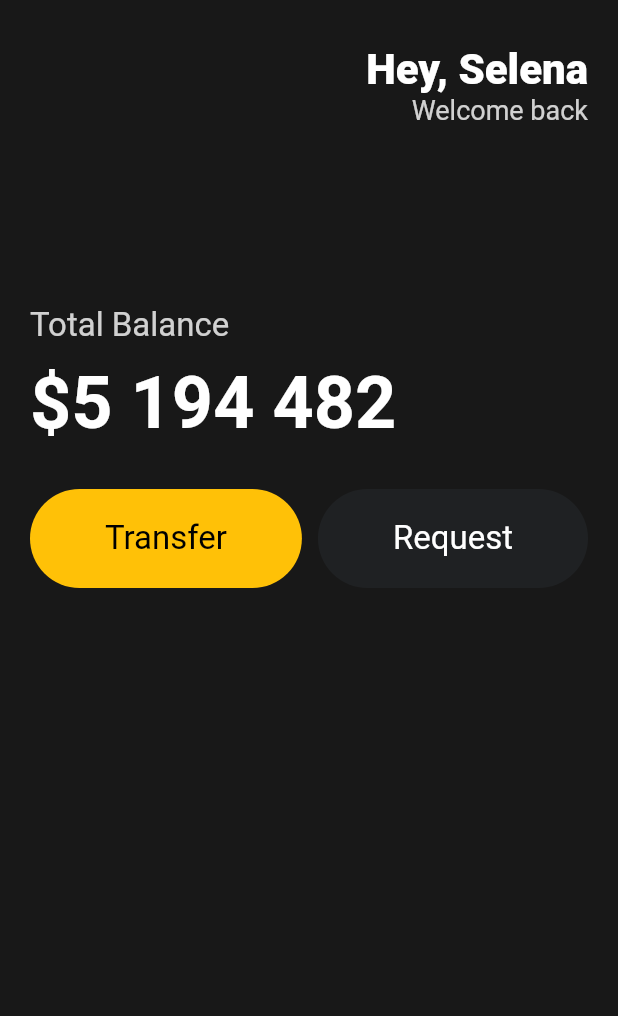
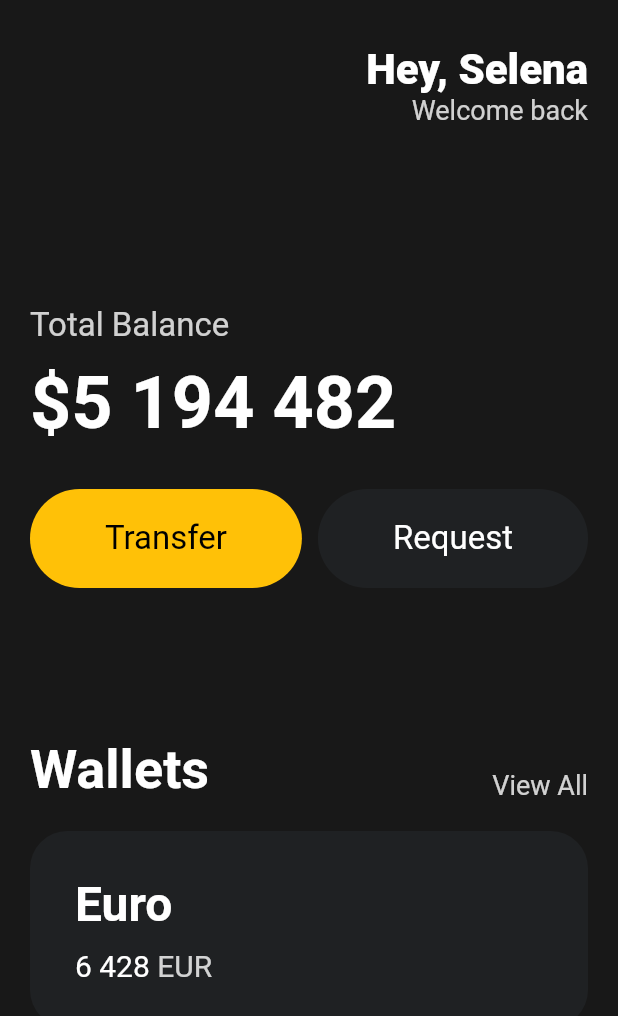
Before and after one commit to wogks/prac-noma, a Flutter app: the screen it shows after launch, on a phone screen of 412 x 824 dp. Shown: the top 1016 px of the screen. Run offline on Flutter 3.47's test engine with Material 2 defaults, Android fonts, the phone set to English and light mode, and no system bars.

Commit message:
Feat: card

```diff
--- a/lib/main.dart
+++ b/lib/main.dart
@@ -86,6 +86,68 @@
                     textColor: Colors.white),
               ],
             ),
+            const SizedBox(height: 100),
+            Row(
+              mainAxisAlignment: MainAxisAlignment.spaceBetween,
+              crossAxisAlignment: CrossAxisAlignment.end,
+              children: [
+                const Text(
+                  'Wallets',
+                  style: TextStyle(
+                      color: Colors.white,
+                      fontSize: 36,
+                      fontWeight: FontWeight.w600),
+                ),
+                Text(
+                  'View All',
+                  style: TextStyle(
+                      color: Colors.white.withOpacity(0.8), fontSize: 18),
+                ),
+              ],
+            ),
+            const SizedBox(height: 20),
+            Container(
+              decoration: BoxDecoration(
+                  color: const Color(0xFF1F2123),
+                  borderRadius: BorderRadius.circular(25)),
+              child: Padding(
+                padding: const EdgeInsets.all(30),
+                child: Row(
+                  children: [
+                    Column(
+                      crossAxisAlignment: CrossAxisAlignment.start,
+                      children: [
+                        const Text(
+                          'Euro',
+                          style: TextStyle(
+                            color: Colors.white,
+                            fontWeight: FontWeight.w600,
+                            fontSize: 32,
+                          ),
+                        ),
+                        const SizedBox(
+                          height: 10,
+                        ),
+                        Row(
+                          children: [
+                            const Text(
+                              '6 428',
+                              style: TextStyle(color: Colors.white,fontSize: 20),
+                            ),
+                            const SizedBox(width: 5),
+                            Text('EUR',
+                            style: TextStyle(
+                              fontSize: 20,
+                              color: Colors.white.withOpacity(0.8)
+                            ),),
+                          ],
+                        )
+                      ],
+                    )
+                  ],
+                ),
+              ),
+            )
           ],
         ),
       ),
```
